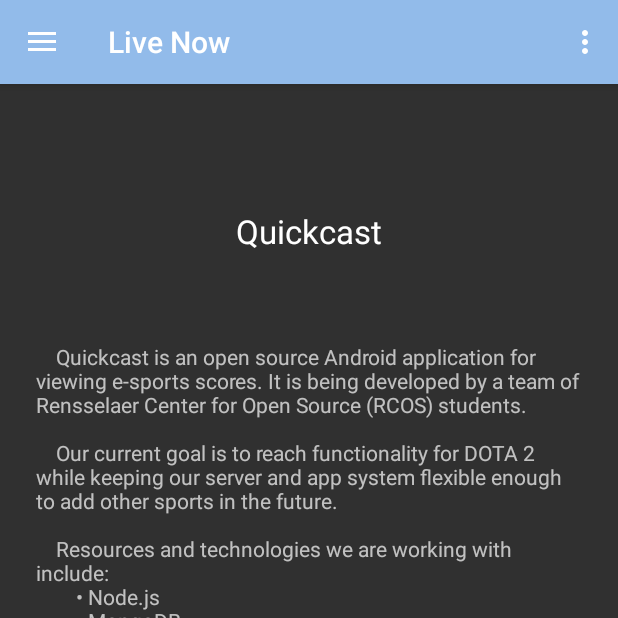
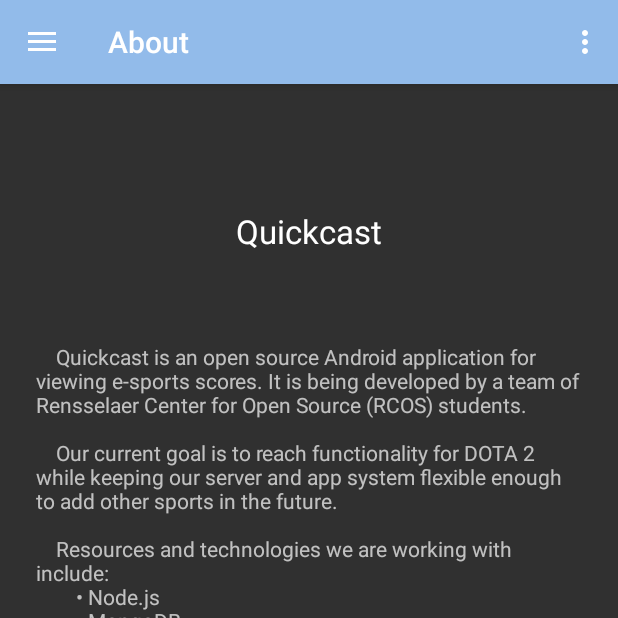
Before and after one commit to VimWizardVersace/Quickcast, an Android app: the fragment NavigationDrawerFragment placed in its activity, after a tap on "About", on a phone screen of 412 x 824 dp, the top half of it. Run offline under Robolectric (Android 15) with nearby library versions, the phone set to English and light mode, and no system bars; our stand-ins replace Volley; network calls fail; 7 statements that could not run were skipped; 2 other taps on this screen came first.

Commit message:
fix toolbar titles and drawer selection

```diff
--- a/front_end/app/src/main/java/com/rcos/quickcast/HubActivity.java
+++ b/front_end/app/src/main/java/com/rcos/quickcast/HubActivity.java
@@ -81,9 +81,9 @@ public class HubActivity extends AppCompatActivity
         Fragment fragment;
         Bundle args = new Bundle();
 		// update the main content by replacing fragments
-            if (refresh) {
-                args.putString("requestURL", mRequestURL);
-                args.putInt("position", position);
+		args.putString("requestURL", mRequestURL);
+		args.putInt("position", position);
+		if (refresh) {
                 fragment = new OverviewListPager();
                 fragment.setArguments(args);
             } else {
@@ -91,7 +91,7 @@ public class HubActivity extends AppCompatActivity
                 ((OverviewListPager) fragment).setCurrentItem(position);
             }
             refresh = false;
-
+		((OverviewListPager) fragment).updateURL();
 		fragmentManager.beginTransaction()
 						.replace(R.id.container, fragment)
 						.commit();
@@ -103,12 +103,15 @@ public class HubActivity extends AppCompatActivity
         fragmentManager.beginTransaction()
 						.replace(R.id.container, fragment)
 						.commit();
+		setTitle("Settings");
+		mNavigationDrawerFragment.selectItem(-1);
         mDrawerLayout.closeDrawers();
         refresh = true;
     }
 
 	public void updatePreferences() {
 		mRequestURL = mPreferences.getString("server","localhost");
+
 	}
 
     public void showAbout( View view ) {
@@ -117,6 +120,8 @@ public class HubActivity extends AppCompatActivity
         fragmentManager.beginTransaction()
 						.replace(R.id.container, fragment)
 						.commit();
+		setTitle("About");
+		mNavigationDrawerFragment.selectItem(-1);
         mDrawerLayout.closeDrawers();
         refresh = true;
     }
--- a/front_end/app/src/main/java/com/rcos/quickcast/NavigationDrawerFragment.java
+++ b/front_end/app/src/main/java/com/rcos/quickcast/NavigationDrawerFragment.java
@@ -106,26 +106,7 @@ public class NavigationDrawerFragment extends Fragment {
                         getString(R.string.title_section2),
                         getString(R.string.title_section3),
                         getString(R.string.title_section4),
-//                        getString(R.string.title_section5),
-//                        getString(R.string.title_section6),
                 }));
-//		mDrawerFooter = (ListView) rootView.findViewById(R.id.footer);
-//		mDrawerFooter.setOnItemClickListener(new AdapterView.OnItemClickListener() {
-//            @Override
-//            public void onItemClick(AdapterView<?> parent, View view, int position, long id) {
-//                selectItem(position);
-//            }
-//        });
-//        mDrawerFooter.setAdapter(new ArrayAdapter<String>(
-//                getContext(),
-//                android.R.layout.simple_list_item_activated_1,
-//                android.R.id.text1,
-//                new String[]{
-//                        getString(R.string.title_section5),
-//                        getString(R.string.title_section6),
-//                }));
-//		mDrawerListView.setItemChecked(mCurrentSelectedPosition, true);
-//        mDrawerFooter.setItemChecked(mCurrentSelectedPosition, true);
         mDrawerListView.setItemChecked(mCurrentSelectedPosition, true);
 		return rootView;
 	}
@@ -163,7 +144,7 @@ public class NavigationDrawerFragment extends Fragment {
 				if (!isAdded()) {
 					return;
 				}
-                getActivity().setTitle( getCurrentTitle() );
+//                getActivity().setTitle( getCurrentTitle() );
 				getActivity().invalidateOptionsMenu(); // calls onPrepareOptionsMenu()
 			}
 
@@ -210,13 +191,15 @@ public class NavigationDrawerFragment extends Fragment {
 	}
 
 	public void selectItem(int position) {
+		if (position < 0) {
+			mDrawerListView.setItemChecked(mCurrentSelectedPosition, false);
+			return;
+		}
 		mCurrentSelectedPosition = position;
 		if (mDrawerListView != null) {
 			mDrawerListView.setItemChecked(position, true);
+			getActivity().setTitle(getCurrentTitle());
 		}
-//        if (mDrawerFooter != null) {
-//            mDrawerFooter.setItemChecked(position, true);
-//        }
 		if (mDrawerLayout != null) {
 			mDrawerLayout.closeDrawer(mFragmentContainerView);
 		}
--- a/front_end/app/src/main/java/com/rcos/quickcast/OverviewListPager.java
+++ b/front_end/app/src/main/java/com/rcos/quickcast/OverviewListPager.java
@@ -40,7 +40,7 @@ public class OverviewListPager extends Fragment {
     private SparseArray<OverviewListFragment> fragments;
 
     public OverviewListPager() {
-		mRequestURL = "http://quickcast.farkinator.c9users.io";
+		mRequestURL = "http://localhost";
         elements = new ArrayList<>();
         fragments = new SparseArray<>();
 	}
@@ -76,10 +76,6 @@ public class OverviewListPager extends Fragment {
             }
         });
 
-//        PagerTitleStrip pagerTitleStrip = (PagerTitleStrip)rootView.findViewById(R.id.pager_title_strip);
-//        pagerTitleStrip.refreshDrawableState();
-
-
 		return rootView;
 	}
 
@@ -99,6 +95,10 @@ public class OverviewListPager extends Fragment {
         setCurrentItem(args.getInt("position",0));
         mRequestURL = args.getString("requestURL");
     }
+
+	public void updateURL() {
+        mRequestURL = getArguments().getString("requestURL");
+	}
 
 	private class OverviewListAdapter extends FragmentStatePagerAdapter {
 		public OverviewListAdapter(FragmentManager fm) {
```
Also changed, not shown: 1 other file.
